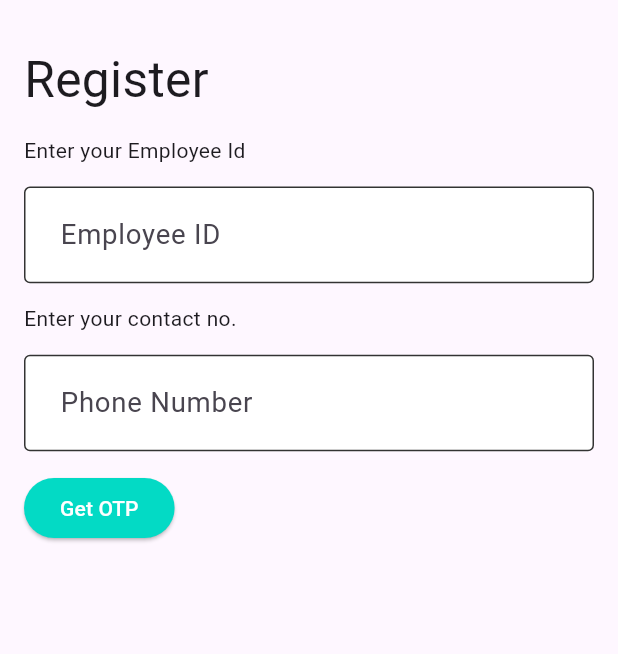
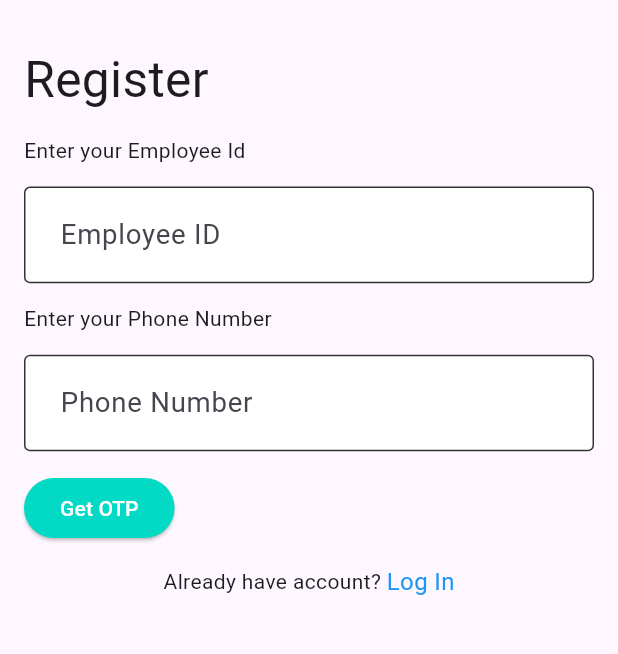
Before and after one commit to SUMITKRROY/aiimscycle, a Flutter app: the screen it shows after launch, after a tap on "Click Here", on a phone screen of 412 x 824 dp, the part 84-738 px from its top. Run offline on Flutter 3.47's test engine with Material 3 defaults, Android fonts, the light colour scheme and no system bars; our stand-ins replace bloc, cached_network_image, dio, flutter_bloc, flutter_dotenv, flutter_screenutil and 9 more; missing offline and left inert: safe_device, simple_barcode_scanner; accounts and stored records are empty.

Commit message:
this is final commit

```diff
--- a/lib/bloc/contact_verify_cubit/verify_phone_no_event.dart
+++ b/lib/bloc/contact_verify_cubit/phone_verify/verify_phone_no_event.dart
@@ -9,3 +9,11 @@ class VerifyPhoneNumberEvent extends VerifyPhoneNoEvent {
 
   VerifyPhoneNumberEvent({required this.phoneNumber, required this.userId});
 }
+class VerifyOtpEvent extends VerifyPhoneNoEvent {
+  final String phoneNumber;
+  final String userId;
+  final String otp;
+
+
+  VerifyOtpEvent( {required this.phoneNumber, required this.userId,required this.otp});
+}
--- a/lib/bloc/contact_verify_cubit/verify_phone_no_state.dart
+++ b/lib/bloc/contact_verify_cubit/phone_verify/verify_phone_no_state.dart
@@ -12,9 +12,17 @@ class VerifyPhoneNoSuccess extends VerifyPhoneNoState {
 
   VerifyPhoneNoSuccess({required this.message});
 }
+class VerifyOtpSuccess extends VerifyPhoneNoState {
+}
+
 
 class VerifyPhoneNoError extends VerifyPhoneNoState {
   final String error;
 
   VerifyPhoneNoError({required this.error});
 }
+class VerifyOtpError extends VerifyPhoneNoState {
+  final String error;
+
+  VerifyOtpError({required this.error});
+}
--- a/lib/components/captchaForm.dart
+++ b/lib/components/captchaForm.dart
@@ -36,7 +36,7 @@ class _CaptchaFormState extends State<CaptchaForm> {
       child: Column(
         crossAxisAlignment: CrossAxisAlignment.start,
         children: [
-          CustomText(label: "Enter the Captcha"),
+          CustomText(label: "Enter Captcha"),
           SizedBox(height: 10.h),
           Row(
             mainAxisAlignment: MainAxisAlignment.spaceEvenly,
@@ -51,7 +51,7 @@ class _CaptchaFormState extends State<CaptchaForm> {
                       inputFormatters: [
                         LengthLimitingTextInputFormatter(16),
                       ],
-                      label: 'Enter Captcha',
+                      label: 'Captcha',
                       onChanged: (val) => {},
                       controller: widget.captchaController,
                       validatorFunc: (value) {
--- a/lib/config/api_route.dart
+++ b/lib/config/api_route.dart
@@ -13,6 +13,7 @@ class ApiRoute {
   String withdrawIssueReq = "$baseurl/user/withdrawl-issue-request";
   String makeSurenderReq = "$baseurl/user/make-surrender-request";
   String sendOtp = "$baseurl/send_otp";
+  String verifyOtp = "$baseurl/verify_otp";
 
   String admin = "$baseurl/";
 
--- a/lib/main.dart
+++ b/lib/main.dart
@@ -25,7 +25,7 @@ import 'package:flutter/services.dart';
 import 'package:flutter_bloc/flutter_bloc.dart';
 import 'package:flutter_screenutil/flutter_screenutil.dart';
 import 'package:permission_handler/permission_handler.dart';
-import 'bloc/contact_verify_cubit/verify_phone_no_bloc.dart';
+import 'bloc/contact_verify_cubit/phone_verify/verify_phone_no_bloc.dart';
 import 'bloc/filter_log_cubit/filter_log_cubit.dart';
 import 'bloc/location_cubit/location_cubit.dart';
 import 'bloc/theme_cubit/theme.dart';
@@ -72,6 +72,7 @@ class MyApp extends StatelessWidget {
         BlocProvider<WithdrawIssueReqCubit>(create: (_) => WithdrawIssueReqCubit()),
         BlocProvider<MakeSurrenderReqCubit>(create: (_) => MakeSurrenderReqCubit()),
         BlocProvider<VerifyPhoneNoBloc>(create: (_) => VerifyPhoneNoBloc()),
+
       ],
       child: ScreenUtilInit(
         designSize: const Size(414, 896),
--- a/lib/view/auth_screen/login.dart
+++ b/lib/view/auth_screen/login.dart
@@ -156,7 +156,7 @@ class _LoginPageState extends State<LoginPage> {
                     SizedBox(height: 15.h),
                     CustomTextField(
                       inputFormatters: [
-                        LengthLimitingTextInputFormatter(8),
+                        LengthLimitingTextInputFormatter(20),
                       ],
                       label: 'Employee Id',
                       onChanged: (val) => {},
@@ -171,7 +171,7 @@ class _LoginPageState extends State<LoginPage> {
                       crossAxisAlignment: CrossAxisAlignment.start,
                       mainAxisAlignment: MainAxisAlignment.center,
                       children: [
-                        CustomText(label: "Enter your password"),
+                        CustomText(label: "Enter your Password"),
                         sizedBox,
                         CustomTextField(
                           inputFormatters: [
@@ -250,22 +250,22 @@ class _LoginPageState extends State<LoginPage> {
                             ],
                           ),
                           SizedBox(height: 15.h),
-                          InkWell(
-                            onTap: () {
-                              Navigator.push(
-                                context,
-                                MaterialPageRoute(builder: (context) => ResetPasswordScreen()),
-                              );
-                            },
-                            child: Text(
-                              'Did you forgot  your password ?',
-                              textAlign: TextAlign.center,
-                              style: TextStyle(
-                                color: Colors.blue,
-                                fontSize: 16.sp,
-                              ),
-                            ),
-                          ),
+                          // InkWell(
+                          //   onTap: () {
+                          //     Navigator.push(
+                          //       context,
+                          //       MaterialPageRoute(builder: (context) => ResetPasswordScreen()),
+                          //     );
+                          //   },
+                          //   child: Text(
+                          //     'Did you forgot  your password ?',
+                          //     textAlign: TextAlign.center,
+                          //     style: TextStyle(
+                          //       color: Colors.blue,
+                          //       fontSize: 16.sp,
+                          //     ),
+                          //   ),
+                          // ),
                         ],
                       ),
                     ),
--- a/lib/view/auth_screen/verify_auth.dart
+++ b/lib/view/auth_screen/verify_auth.dart
@@ -3,7 +3,7 @@ import 'package:flutter/material.dart';
 import 'package:flutter/services.dart';
 import 'package:flutter_bloc/flutter_bloc.dart';
 import 'package:flutter_screenutil/flutter_screenutil.dart';
-import '../../bloc/contact_verify_cubit/verify_phone_no_bloc.dart';
+import '../../bloc/contact_verify_cubit/phone_verify/verify_phone_no_bloc.dart';
 
 import '../../components/appbar.dart';
 import '../../components/custom_TextFeild.dart';
@@ -11,6 +11,7 @@ import '../../components/cutom_text.dart';
 import '../../route/pageroute.dart';
 import '../../route/route_generater.dart';
 import '../../utils/utils.dart';
+import 'login.dart';
 
 class VerifyPhoneNo extends StatefulWidget {
   const VerifyPhoneNo({super.key});
@@ -46,26 +47,20 @@ class _VerifyPhoneNoState extends State<VerifyPhoneNo> {
   }
 
   void _verifyOtp() {
-    if (_otpController.text.isNotEmpty) {
-      // Mock OTP verification logic
-      if (_otpController.text == "123456") {
-        Utils.snackbarToast('OTP verified successfully!');
-        // Navigate to RegisterPage after OTP verification
-        Navigator.pushReplacementNamed(
-          context,
-          RoutePath.registerPage,
-          arguments: RegisterPage(
-            employeeId: _employeeIDController.text,
-            phone: _phoneController.text,
-          ),
-        );
-      } else {
-        Utils.snackbarToast('Invalid OTP. Please try again.');
-      }
+    if (_formKey.currentState!.validate()) {
+      // Dispatching OTP verification event to the Bloc
+      BlocProvider.of<VerifyPhoneNoBloc>(context).add(
+        VerifyOtpEvent(
+          phoneNumber: _phoneController.text.toString(),
+          userId: _employeeIDController.text.toString(),
+          otp: _otpController.text.toString(),
+        ),
+      );
     } else {
       Utils.snackbarToast('Please enter the OTP');
     }
   }
+
 
   @override
   Widget build(BuildContext context) {
@@ -106,7 +101,8 @@ class _VerifyPhoneNoState extends State<VerifyPhoneNo> {
                 SizedBox(height: 15.h),
                 CustomTextField(
                   inputFormatters: [
-                    LengthLimitingTextInputFormatter(8),
+                    LengthLimitingTextInputFormatter(15),
+                    FilteringTextInputFormatter.allow(RegExp("[a-zA-Z0-9]")),
                   ],
                   label: 'Employee ID',
                   controller: _employeeIDController,
@@ -115,7 +111,7 @@ class _VerifyPhoneNoState extends State<VerifyPhoneNo> {
                   validator: true, onChanged: (String ) {  },
                 ),
                 SizedBox(height: 15.h),
-                CustomText(label: "Enter your contact no."),
+                CustomText(label: "Enter your Phone Number"),
                 SizedBox(height: 15.h),
                 // Phone Field using CustomTextField
                 CustomTextField(
@@ -149,6 +145,7 @@ class _VerifyPhoneNoState extends State<VerifyPhoneNo> {
                     child: const Text('Get OTP'),
                   ),
                 ),
+
                 if (showOtpField) ...[
                   SizedBox(height: 15.h),
                   CustomTextField(
@@ -164,21 +161,57 @@ class _VerifyPhoneNoState extends State<VerifyPhoneNo> {
                       }
                       return null;
                     },
-                    validator: true, onChanged: (String ) {  },
+                    validator: true,
+                    onChanged: (String) {},
                   ),
                   SizedBox(height: 15.h),
-                  BlocBuilder<VerifyPhoneNoBloc, VerifyPhoneNoState>(
-                    builder: (context, state) {
-                      if (state is VerifyPhoneNoLoading) {
-                        return const CircularProgressIndicator();
+                  BlocListener<VerifyPhoneNoBloc, VerifyPhoneNoState>(
+                    listener: (context, state) {
+                      if (state is VerifyOtpSuccess) {
+                        Navigator.pop(context);
+                        Utils.snackbarToast("OTP Verified Successfully!");
+                        Navigator.pushReplacementNamed(
+                          context,
+                          RoutePath.registerPage,
+                          arguments: RegisterPage(
+                            employeeId: _employeeIDController.text,
+                            phone: _phoneController.text,
+                          ),
+                        );
+                      } else if (state is VerifyOtpError) {
+                        Utils.snackbarToast(state.error);
                       }
-                      return ElevatedButton(
-                        onPressed: _verifyOtp,
-                        child: const Text('Verify OTP'),
-                      );
                     },
+                    child: ElevatedButton(
+                      onPressed: _verifyOtp,
+                      child: const Text('Verify OTP'),
+                    ),
                   ),
+
                 ],
+                SizedBox(height: 15.h),
+                Row(
+                  mainAxisAlignment: MainAxisAlignment.center,
+                  children: [
+                    const Text("Already have account? "),
+                    InkWell(
+                      onTap: () {
+                        Navigator.pushReplacement(
+                          context,
+                          MaterialPageRoute(builder: (context) => const LoginPage()),
+                        );
+                      },
+                      child: const Text(
+                        'Log In',
+                        style: TextStyle(
+                          color: Colors.blue,
+                          fontSize: 16.0,
+                        ),
+                      ),
+                    ),
+                  ],
+                ),
+
               ],
             ),
           ),
--- a/lib/view/user/cycle_detail_screen.dart
+++ b/lib/view/user/cycle_detail_screen.dart
@@ -92,9 +92,9 @@ class _CycleDetailPageState extends State<CycleDetailPage> {
                           ClipRRect(borderRadius: BorderRadius.circular(15.r),
                             child: Image.network(
                               GetImageFromUrl.getImage(state.cycleModal.image2 ?? ''),
-                              height: 300.h,
-                              width: 400.w,
-                              fit: BoxFit.cover,
+                              height: 200.h,
+                              width: 300.w,
+                              fit: BoxFit.fill,
                             ),
                           ),
                           SizedBox(height: 25.h),
```
Also changed, not shown: lib/bloc/contact_verify_cubit/phone_verify/verify_phone_no_bloc.dart (added, +65 -0 lines), lib/bloc/contact_verify_cubit/phone_verify/verify_phone_no_repo.dart (added, +67 -0 lines), lib/bloc/contact_verify_cubit/verify_phone_no_bloc.dart (deleted, +0 -38 lines), lib/bloc/contact_verify_cubit/verify_phone_no_repo.dart (deleted, +0 -36 lines), lib/utils/utils.dart (+5 -4 lines), lib/view/user/cycle_booking_screen.dart (+8 -8 lines), lib/view/user/drawer_screen.dart (+10 -9 lines), pubspec.yaml (+9 -64 lines), pubspec.lock, 6 other files.
